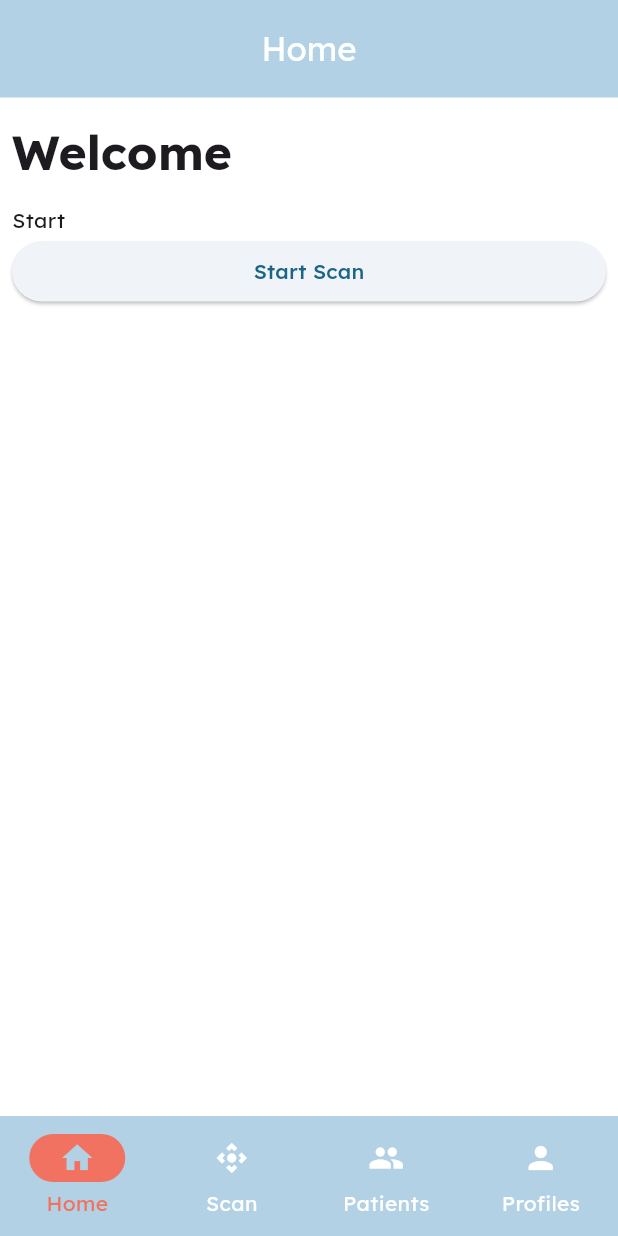
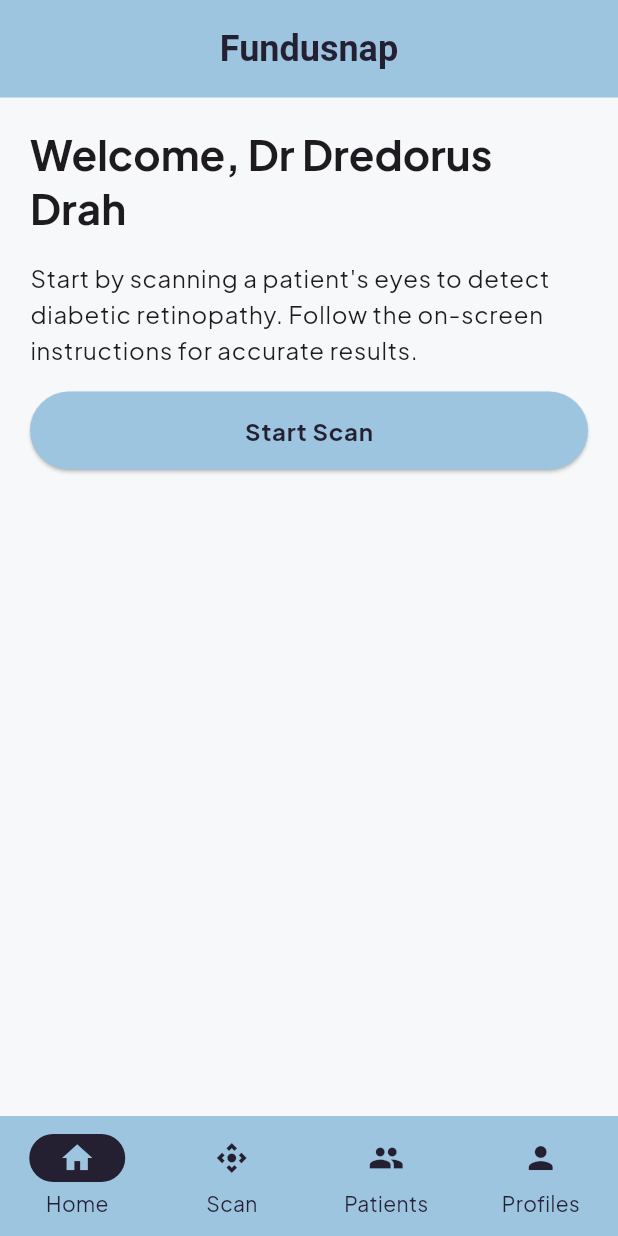
Before and after one commit to fundusnap/Fundusnap-App, a Flutter app: the screen it shows after launch, on a phone screen of 412 x 824 dp. Run offline on Flutter 3.47's test engine with Material 3 defaults, Android fonts, the phone set to English and light mode, and no system bars; our stand-ins replace camera, equatable, flutter_bloc, gap, go_router, google_fonts and 1 more.

Commit message:
ui prep job

```diff
--- a/lib/app/layout/layout_scaffold_with_nav.dart
+++ b/lib/app/layout/layout_scaffold_with_nav.dart
@@ -19,7 +19,7 @@ class LayoutScaffoldWithNav extends StatelessWidget {
 
     switch (shellLocation) {
       case Routes.home:
-        appBarTitle = "Home";
+        appBarTitle = "Fundusnap";
       case Routes.scan:
         appBarTitle = "Scan";
       case Routes.patients:
--- a/lib/app/themes/app_colors.dart
+++ b/lib/app/themes/app_colors.dart
@@ -2,28 +2,30 @@ import 'package:flutter/widgets.dart';
 
 class AppColors {
   AppColors._();
-  //? angel blue color
+  //? angel blue color (primary)
   // ? B2D1E5
-  static const Color angelBlue = Color.fromARGB(255, 178, 209, 229);
+  // static const Color angelBlue = Color.fromARGB(255, 178, 209, 229);
+  static const Color angelBlue = Color.fromARGB(255, 157, 197, 224);
+
+  //? bleached cedar (secondary)
+  // ? 241F31
+  static const Color bleachedCedar = Color.fromARGB(255, 36, 31, 49);
 
   //?  deluge/purple color
-  static const Color deluge = Color.fromARGB(255, 105, 105, 175);
+  static const Color deluge = Color.fromARGB(255, 115, 77, 147);
 
-  //? lavender/very light purple color
-  static const Color lavender = Color.fromARGB(255, 226, 231, 246);
+  //?  mint  color
+  static const Color mint = Color.fromARGB(255, 114, 193, 171);
+
+  //? gray color
+  static const Color gray = Color.fromARGB(255, 151, 150, 150);
 
   //? columbia blue/light blue color
   static const Color columbiaBlue = Color.fromARGB(255, 142, 218, 254);
 
   //? white color
-  static const Color white = Color.fromARGB(255, 255, 255, 255);
+  static const Color white = Color.fromARGB(255, 246, 248, 249);
 
   //? pale carmine/red color
   static const Color paleCarmine = Color.fromARGB(255, 172, 63, 63);
-
-  //? bittersweet/orange color
-  static const Color bittersweet = Color.fromARGB(255, 241, 114, 96);
-
-  //? raw sienna / brown ish
-  static const Color rawSienna = Color.fromARGB(255, 211, 121, 60);
 }
--- a/lib/app/themes/light_mode.dart
+++ b/lib/app/themes/light_mode.dart
@@ -9,24 +9,36 @@ final ColorScheme sugeyeLightColor = ColorScheme.fromSeed(
 
 final ThemeData sugeyeLightTheme = ThemeData().copyWith(
   colorScheme: sugeyeLightColor,
-  textTheme: GoogleFonts.lexendTextTheme(),
+  // textTheme: GoogleFonts.lexendTextTheme(),
+  textTheme: GoogleFonts.plusJakartaSansTextTheme(),
+
   appBarTheme: const AppBarTheme(
     toolbarHeight: 65,
     backgroundColor: AppColors.angelBlue,
-    foregroundColor: AppColors.white,
+    // backgroundColor: AppColors.white,
+    foregroundColor: AppColors.bleachedCedar,
+    titleTextStyle: TextStyle(
+      fontSize: 24,
+      fontWeight: FontWeight.bold,
+      color: AppColors.bleachedCedar,
+    ),
   ),
   navigationBarTheme: NavigationBarThemeData(
     backgroundColor: AppColors.angelBlue,
-    indicatorColor: AppColors.bittersweet,
+    indicatorColor: AppColors.bleachedCedar,
+    // indicatorColor: AppColors.mint,
     iconTheme: WidgetStateProperty.resolveWith(
       (Set<WidgetState> states) => states.contains(WidgetState.selected)
+          // ? (const IconThemeData(color: AppColors.angelBlue))
           ? (const IconThemeData(color: AppColors.angelBlue))
-          : (const IconThemeData(color: AppColors.white)),
+          // : (const IconThemeData(color: AppColors.gray)),
+          : (const IconThemeData(color: AppColors.bleachedCedar)),
     ),
     labelTextStyle: WidgetStateProperty.resolveWith(
       (Set<WidgetState> states) => states.contains(WidgetState.selected)
-          ? const TextStyle(color: AppColors.bittersweet)
-          : const TextStyle(color: AppColors.white),
+          ? const TextStyle(color: AppColors.bleachedCedar)
+          // : const TextStyle(color: AppColors.gray),
+          : const TextStyle(color: AppColors.bleachedCedar),
     ),
   ),
 
--- a/lib/features/home/presentation/screens/home_screen.dart
+++ b/lib/features/home/presentation/screens/home_screen.dart
@@ -1,5 +1,6 @@
 import 'package:flutter/material.dart';
 import 'package:gap/gap.dart';
+import 'package:sugeye/app/themes/app_colors.dart';
 
 class HomeScreen extends StatelessWidget {
   const HomeScreen({super.key});
@@ -7,18 +8,38 @@ class HomeScreen extends StatelessWidget {
   Widget build(BuildContext context) {
     final ThemeData theme = Theme.of(context);
     return Padding(
-      padding: const EdgeInsets.only(top: 16, bottom: 8, left: 8, right: 8),
+      padding: const EdgeInsets.only(top: 20, bottom: 8, left: 20, right: 20),
       child: ListView(
+        padding: const EdgeInsets.all(0),
         children: [
           Text(
-            "Welcome",
-            style: theme.textTheme.headlineLarge?.copyWith(
+            "Welcome, Dr Dredorus Drah",
+            style: theme.textTheme.headlineMedium?.copyWith(
               fontWeight: FontWeight.bold,
             ),
           ),
           const Gap(16),
-          const Text("Start"),
-          ElevatedButton(child: (const Text("Start Scan")), onPressed: () {}),
+          Text(
+            "Start by scanning a patient's eyes to detect diabetic retinopathy. Follow the on-screen instructions for accurate results.",
+            style: theme.textTheme.bodyLarge?.copyWith(),
+          ),
+          const Gap(16),
+          ElevatedButton(
+            onPressed: () {},
+            style: const ButtonStyle(
+              backgroundColor: WidgetStatePropertyAll(AppColors.angelBlue),
+            ),
+            child: Padding(
+              padding: const EdgeInsets.symmetric(vertical: 14.0),
+              child: (Text(
+                "Start Scan",
+                style: theme.textTheme.bodyLarge?.copyWith(
+                  color: AppColors.bleachedCedar,
+                  fontWeight: FontWeight.bold,
+                ),
+              )),
+            ),
+          ),
         ],
       ),
     );
```
